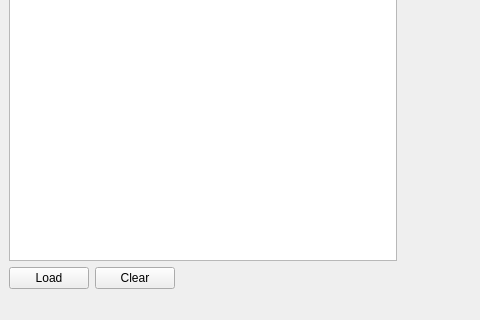
This is ui/mainwindow.ui in Yahya-Alkhosoussy/Group-Project as Qt 5 draws it before an edit; both pictures show x 0 to 480 and y 280 to 600 of the 800 by 600 pixel window. The edited form follows.
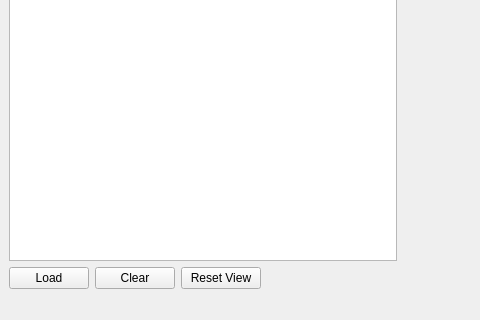
This is the edited form. Icons and pictures are not drawn. Custom widgets are drawn as their Qt base class.

What changed in the file:
```diff
--- a/ui/mainwindow.ui
+++ b/ui/mainwindow.ui
@@ -66,6 +66,13 @@
           </property>
          </widget>
         </item>
+        <item>
+         <widget class="QPushButton" name="pushButtonResetView">
+          <property name="text">
+           <string>Reset View</string>
+          </property>
+         </widget>
+        </item>
         <item>
          <spacer name="horizontalSpacer">
           <property name="orientation">
```
Left out of the diff: 8 changed lines with no effect on the pictures.
